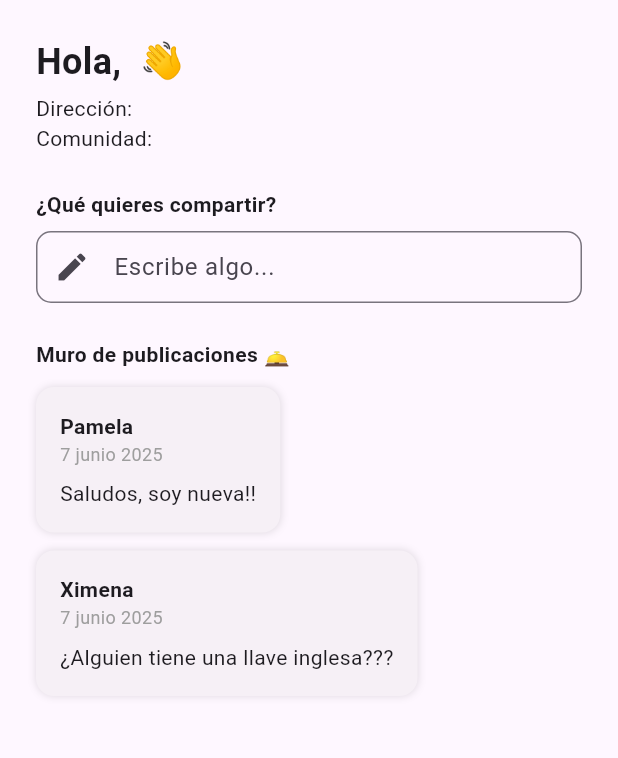
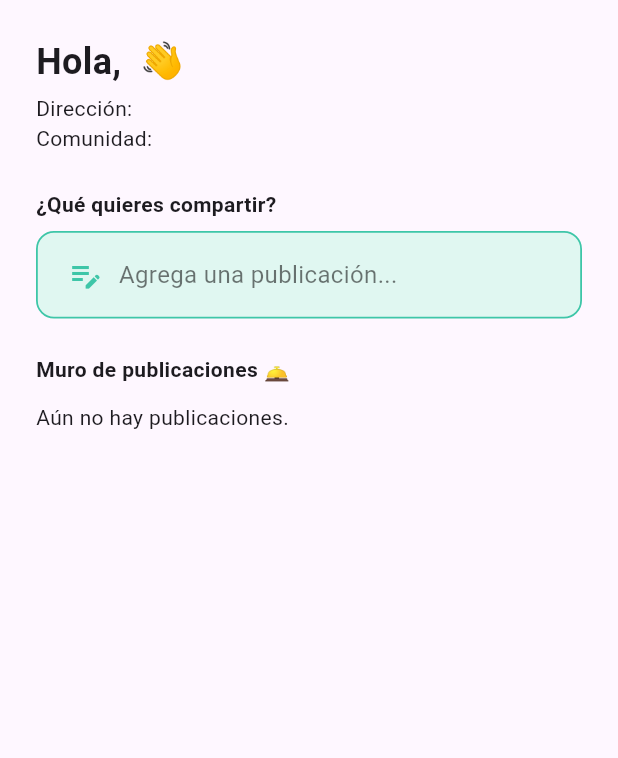
Before and after one commit to Desarrolladores-F5/mi-vecino-app, a Flutter app: the HomeScreen screen opened by its route, on a phone screen of 412 x 824 dp, the part 84-842 px from its top. Run offline on Flutter 3.47's test engine with Material 3 defaults, Android fonts, the phone set to English and light mode, and no system bars; our stand-ins replace awesome_dialog, cloud_firestore, firebase_auth, firebase_core, firebase_storage; missing offline and left inert: file_selector, firebase_app_check; accounts and stored records are empty; Roboto replaces fonts that are missing (MiVecinoFont).

Commit message:
Publicación con imágenes funcionando en el muri - versión estable

```diff
--- a/lib/screens/home_screen.dart
+++ b/lib/screens/home_screen.dart
@@ -1,7 +1,9 @@
+// 📦 Importaciones necesarias
 import 'package:flutter/material.dart';
 import 'package:firebase_auth/firebase_auth.dart';
 import 'package:cloud_firestore/cloud_firestore.dart';
-import 'package:mi_vecino/screens/login_screen.dart'; // Ajusta si cambia la ruta
+import 'package:mi_vecino/screens/login_screen.dart';
+import 'package:mi_vecino/screens/crear_publicacion_screen.dart';
 
 class HomeScreen extends StatefulWidget {
   const HomeScreen({super.key});
@@ -16,7 +18,7 @@ class _HomeScreenState extends State<HomeScreen> {
   String? comunidad;
   bool cargandoUsuario = true;
 
-  // 🔄 Carga los datos del usuario desde Firestore
+  // 🔄 Cargar datos del usuario desde Firestore
   Future<void> cargarDatosUsuario() async {
     final uid = FirebaseAuth.instance.currentUser?.uid;
     if (uid != null) {
@@ -37,7 +39,7 @@ class _HomeScreenState extends State<HomeScreen> {
     }
   }
 
-  // 🔒 Diálogo para confirmar cierre de sesión
+  // 📴 Confirmar cierre de sesión con diálogo
   Future<void> confirmarCerrarSesion() async {
     final confirmar = await showDialog<bool>(
       context: context,
@@ -45,14 +47,8 @@ class _HomeScreenState extends State<HomeScreen> {
         title: const Text("Cerrar Sesión"),
         content: const Text("¿Estás seguro que deseas cerrar sesión?"),
         actions: [
-          TextButton(
-            child: const Text("Cancelar"),
-            onPressed: () => Navigator.of(context).pop(false),
-          ),
-          ElevatedButton(
-            child: const Text("Salir"),
-            onPressed: () => Navigator.of(context).pop(true),
-          ),
+          TextButton(child: const Text("Cancelar"), onPressed: () => Navigator.of(context).pop(false)),
+          ElevatedButton(child: const Text("Salir"), onPressed: () => Navigator.of(context).pop(true)),
         ],
       ),
     );
@@ -78,12 +74,10 @@ class _HomeScreenState extends State<HomeScreen> {
   @override
   Widget build(BuildContext context) {
     return Scaffold(
-      // 📦 Menú lateral personalizado
       drawer: Drawer(
         child: ListView(
           padding: EdgeInsets.zero,
           children: [
-            // 🧍 Encabezado con nombre y dirección
             UserAccountsDrawerHeader(
               decoration: const BoxDecoration(color: Color(0xFF3EC6A8)),
               currentAccountPicture: const CircleAvatar(
@@ -93,42 +87,16 @@ class _HomeScreenState extends State<HomeScreen> {
               accountName: Text(nombre ?? 'Nombre', style: const TextStyle(fontSize: 18)),
               accountEmail: Text(direccion ?? 'Dirección'),
             ),
-            ListTile(
-              leading: const Icon(Icons.settings),
-              title: const Text('Ajustes'),
-              onTap: () {}, // 🛠 Acción futura
-            ),
-            ListTile(
-              leading: const Icon(Icons.language),
-              title: const Text('Idioma'),
-              onTap: () {}, // 🌐 Acción futura
-            ),
-            ListTile(
-              leading: const Icon(Icons.info_outline),
-              title: const Text('Acerca de la App'),
-              onTap: () {}, // ℹ️ Acción futura
-            ),
-            ListTile(
-              leading: const Icon(Icons.feedback_outlined),
-              title: const Text('Sugerencias o Feedback'),
-              onTap: () {}, // 📬 Acción futura
-            ),
-            ListTile(
-              leading: const Icon(Icons.wifi),
-              title: const Text('Estado de la App'),
-              subtitle: const Text("Conectado (Wi-Fi)"),
-              onTap: () {},
-            ),
+            ListTile(leading: const Icon(Icons.settings), title: const Text('Ajustes'), onTap: () {}),
+            ListTile(leading: const Icon(Icons.language), title: const Text('Idioma'), onTap: () {}),
+            ListTile(leading: const Icon(Icons.info_outline), title: const Text('Acerca de la App'), onTap: () {}),
+            ListTile(leading: const Icon(Icons.feedback_outlined), title: const Text('Sugerencias'), onTap: () {}),
+            ListTile(leading: const Icon(Icons.wifi), title: const Text('Estado de la App'), subtitle: const Text("Conectado (Wi-Fi)"), onTap: () {}),
             const Divider(),
-            ListTile(
-              leading: const Icon(Icons.logout),
-              title: const Text('Cerrar Sesión'),
-              onTap: confirmarCerrarSesion,
-            ),
+            ListTile(leading: const Icon(Icons.logout), title: const Text('Cerrar Sesión'), onTap: confirmarCerrarSesion),
           ],
         ),
       ),
-      // 🟩 AppBar con fuente personalizada
       appBar: AppBar(
         title: const Text(
           'Mi Vecino',
@@ -141,7 +109,6 @@ class _HomeScreenState extends State<HomeScreen> {
         ),
         backgroundColor: const Color(0xFF3EC6A8),
       ),
-      // 👤 Cuerpo principal
       body: cargandoUsuario
           ? const Center(child: CircularProgressIndicator())
           : SingleChildScrollView(
@@ -149,42 +116,73 @@ class _HomeScreenState extends State<HomeScreen> {
               child: Column(
                 crossAxisAlignment: CrossAxisAlignment.start,
                 children: [
-                  // 👋 Bienvenida personalizada
-                  Text(
-                    'Hola, ${nombre ?? '---'} 👋',
-                    style: const TextStyle(fontSize: 24, fontWeight: FontWeight.bold),
-                  ),
+                  Text('Hola, ${nombre ?? '---'} 👋', style: const TextStyle(fontSize: 24, fontWeight: FontWeight.bold)),
                   const SizedBox(height: 4),
                   Text('Dirección: ${direccion ?? '---'}'),
                   Text('Comunidad: ${comunidad ?? '---'}'),
                   const SizedBox(height: 24),
 
-                  // 📝 Campo de publicación (diseño simple)
                   const Text('¿Qué quieres compartir?', style: TextStyle(fontWeight: FontWeight.bold)),
                   const SizedBox(height: 8),
-                  TextField(
-                    decoration: InputDecoration(
-                      hintText: 'Escribe algo...',
-                      prefixIcon: const Icon(Icons.edit),
-                      border: OutlineInputBorder(borderRadius: BorderRadius.circular(10)),
-                      contentPadding: const EdgeInsets.symmetric(vertical: 12, horizontal: 16),
+
+                  GestureDetector(
+                    onTap: () {
+                      Navigator.push(context, MaterialPageRoute(builder: (context) => const CrearPublicacionScreen()));
+                    },
+                    child: Container(
+                      padding: const EdgeInsets.symmetric(vertical: 16, horizontal: 20),
+                      decoration: BoxDecoration(
+                        color: const Color(0xFFE0F7F1),
+                        borderRadius: BorderRadius.circular(12),
+                        border: Border.all(color: const Color(0xFF3EC6A8), width: 1.2),
+                      ),
+                      child: Row(
+                        children: const [
+                          Icon(Icons.edit_note, color: Color(0xFF3EC6A8)),
+                          SizedBox(width: 10),
+                          Text('Agrega una publicación...', style: TextStyle(fontSize: 16, color: Colors.black54)),
+                        ],
+                      ),
                     ),
                   ),
+
                   const SizedBox(height: 24),
-
-                  // 🧱 Muro de publicaciones (simulado por ahora)
                   const Text('Muro de publicaciones 🛎️', style: TextStyle(fontWeight: FontWeight.bold)),
                   const SizedBox(height: 12),
-                  _publicacionUsuario('Pamela', '7 junio 2025', 'Saludos, soy nueva!!'),
-                  _publicacionUsuario('Ximena', '7 junio 2025', '¿Alguien tiene una llave inglesa???'),
+
+                  // 📡 Mostrar publicaciones en tiempo real desde Firebase
+                  StreamBuilder<QuerySnapshot>(
+                    stream: FirebaseFirestore.instance.collection('publicaciones').orderBy('fecha', descending: true).snapshots(),
+                    builder: (context, snapshot) {
+                      if (snapshot.connectionState == ConnectionState.waiting) {
+                        return const Center(child: CircularProgressIndicator());
+                      }
+                      if (!snapshot.hasData || snapshot.data!.docs.isEmpty) {
+                        return const Text('Aún no hay publicaciones.');
+                      }
+
+                      final publicaciones = snapshot.data!.docs;
+                      return Column(
+                        children: publicaciones.map((doc) {
+                          final data = doc.data() as Map<String, dynamic>;
+                          final autor = data['autor'] ?? 'Desconocido'; // ✅ mostrar autor correcto
+                          final fecha = data['fechaFormateada'] ?? '';
+                          final mensaje = data['mensaje'] ?? '';
+                          final archivoUrl = data['archivoUrl']; // ✅ leer la imagen
+
+                          return _publicacionUsuario(autor, fecha, mensaje, archivoUrl);
+                        }).toList(),
+                      );
+                    },
+                  ),
                 ],
               ),
             ),
     );
   }
 
-  // 🧱 Widget de publicación individual
-  Widget _publicacionUsuario(String autor, String fecha, String texto) {
+  // 🧱 Widget modular para mostrar publicación con texto e imagen si existe
+  Widget _publicacionUsuario(String autor, String fecha, String texto, String? archivoUrl) {
     return Container(
       margin: const EdgeInsets.only(bottom: 12),
       padding: const EdgeInsets.all(16),
@@ -197,9 +195,16 @@ class _HomeScreenState extends State<HomeScreen> {
         crossAxisAlignment: CrossAxisAlignment.start,
         children: [
           Text(autor, style: const TextStyle(fontWeight: FontWeight.bold)),
-          Text(fecha, style: const TextStyle(color: Colors.grey, fontSize: 12)),
+          if (fecha.isNotEmpty) Text(fecha, style: const TextStyle(color: Colors.grey, fontSize: 12)),
           const SizedBox(height: 8),
           Text(texto),
+          if (archivoUrl != null && archivoUrl.isNotEmpty) ...[
+            const SizedBox(height: 12),
+            ClipRRect(
+              borderRadius: BorderRadius.circular(10),
+              child: Image.network(archivoUrl), // ✅ renderiza la imagen desde la URL
+            ),
+          ]
         ],
       ),
     );
--- a/pubspec.yaml
+++ b/pubspec.yaml
@@ -48,6 +48,8 @@ dependencies:
   package_info_plus: ^4.1.0
   connectivity_plus: ^5.0.1
   firebase_app_check: ^0.3.2+7
+  file_selector: ^1.0.3   # Para seleccionar archivos
+  path: ^1.9.0          # Para manipular rutas de archivos
 
 dev_dependencies:
   flutter_test:
```
Also changed, not shown: lib/screens/crear_publicacion_screen.dart (added, +196 -0 lines), lib/widgets/publicacion_widget.dart (added, +36 -0 lines), pubspec.lock, 1 other file.
